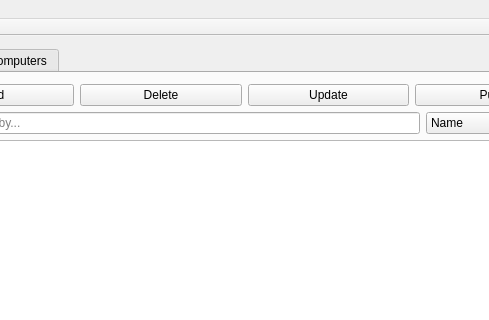
Before: the Qt Designer form vika3/adalgluggi.ui in editomars/VLN1_h22, drawn with Qt 5; both pictures show x 111 to 600 and y 0 to 320 of the 711 by 436 pixel window.
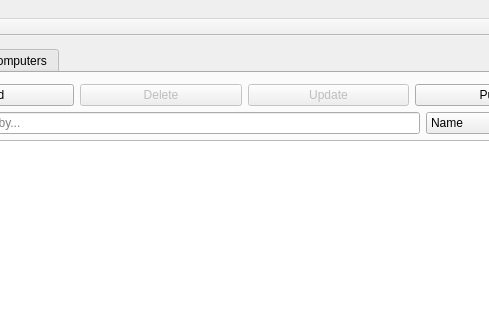
After: the same form once the commit is applied. The open tabs and pages were chosen to show the change.

Commit message: Delete gæjinn kominn í folk

```diff
--- a/vika3/adalgluggi.ui
+++ b/vika3/adalgluggi.ui
@@ -36,6 +36,9 @@
           </item>
           <item>
            <widget class="QPushButton" name="button_delete">
+            <property name="enabled">
+             <bool>false</bool>
+            </property>
             <property name="text">
              <string>Delete</string>
             </property>
@@ -43,6 +46,9 @@
           </item>
           <item>
            <widget class="QPushButton" name="button_update">
+            <property name="enabled">
+             <bool>false</bool>
+            </property>
             <property name="text">
              <string>Update</string>
             </property>
```
Left out of the diff: 2 changed lines with no effect on the pictures. The commit also changes 2 other files.
